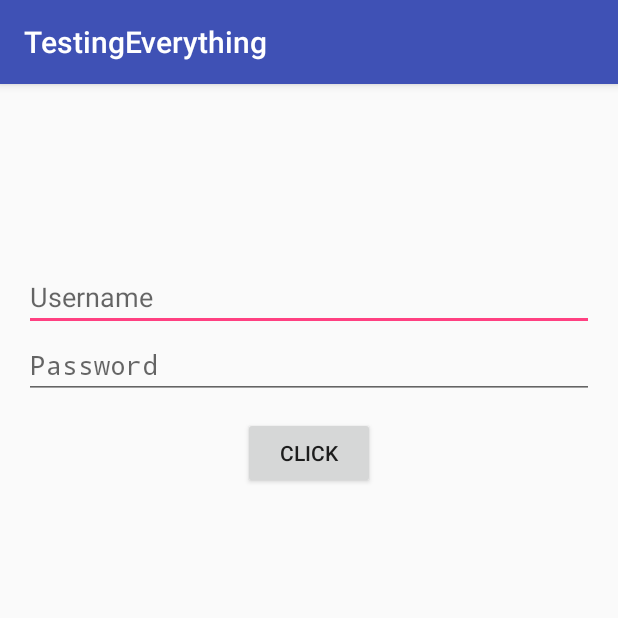
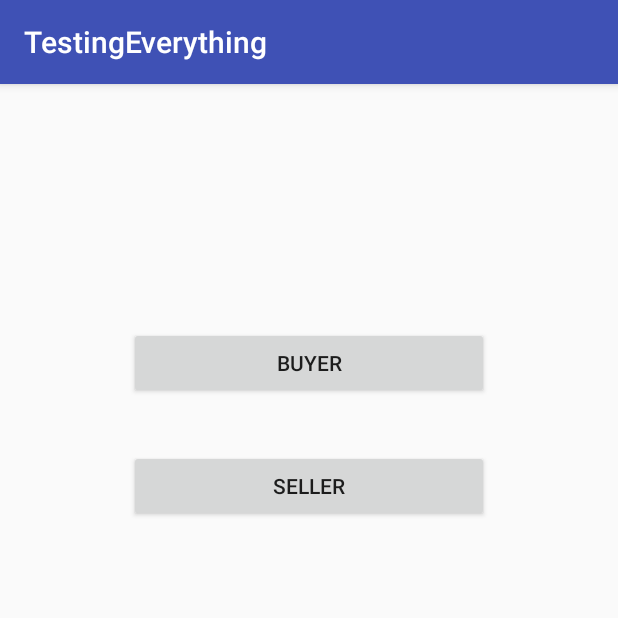
Before and after one commit to elissokolowski/Hackkings, an Android app: the screen it shows after launch (MainActivity before the commit, Splash_Screen after it), on a phone screen of 412 x 824 dp, the top half of it. Run offline under Robolectric (Android 15) with nearby library versions, the phone set to English and light mode, and no system bars.

Commit message:
Added opening buyer / seller screen

```diff
--- a/HackKings3.0/app/build.gradle
+++ b/HackKings3.0/app/build.gradle
@@ -29,4 +29,5 @@ dependencies {
     compile 'com.android.support:support-v4:25.0.1'
     compile 'com.android.support:support-vector-drawable:25.0.1'
     testCompile 'junit:junit:4.12'
+    compile 'com.google.android.gms:play-services-appindexing:8.4.0'
 }
--- a/HackKings3.0/app/src/main/AndroidManifest.xml
+++ b/HackKings3.0/app/src/main/AndroidManifest.xml
@@ -16,7 +16,11 @@
 
                 <category android:name="android.intent.category.LAUNCHER" />
             </intent-filter>
-        </activity>
+        </activity><!-- ATTENTION: This was auto-generated to add Google Play services to your project for
+     App Indexing.  See https://g.co/AppIndexing/AndroidStudio for more information. -->
+        <meta-data
+            android:name="com.google.android.gms.version"
+            android:value="@integer/google_play_services_version" />
     </application>
 
 </manifest>
--- a/HackKings3.0/app/src/main/res/values/strings.xml
+++ b/HackKings3.0/app/src/main/res/values/strings.xml
@@ -1,5 +1,5 @@
 <resources>
-    <string name="app_name">HackKings 3.0</string>
+    <string name="app_name">SmallShop</string>
 
     <!-- Strings related to Settings -->
 
@@ -12,6 +12,8 @@
     </string>
 
     <string name="pref_title_display_name">Display name</string>
+
+    <string name="self_destruct">Display name</string>
     <string name="pref_default_display_name">John Smith</string>
 
     <string name="pref_title_add_friends_to_messages">Add friends to messages</string>
--- a/TestingEverything/app/build.gradle
+++ b/TestingEverything/app/build.gradle
@@ -25,5 +25,6 @@ dependencies {
         exclude group: 'com.android.support', module: 'support-annotations'
     })
     compile 'com.android.support:appcompat-v7:25.0.1'
+    compile 'com.android.support:design:25.0.1'
     testCompile 'junit:junit:4.12'
 }
--- /dev/null
+++ b/TestingEverything/app/src/main/java/com/example/oleh/testingeverything/Splash_Screen.java
@@ -0,0 +1,28 @@
+package com.example.oleh.testingeverything;
+
+import android.content.Intent;
+import android.support.v7.app.AppCompatActivity;
+import android.os.Bundle;
+import android.view.View;
+
+public class Splash_Screen extends AppCompatActivity {
+
+    @Override
+    protected void onCreate(Bundle savedInstanceState) {
+        super.onCreate(savedInstanceState);
+        setContentView(R.layout.activity_splash__screen);
+    }
+
+
+    public void loadClient(View view)
+    {
+        Intent intent = new Intent(this, MainActivity.class);
+        startActivity(intent);
+    }
+
+    public void loadStore(View view)
+    {
+        Intent intent = new Intent(this, Store_Main_Activity.class);
+        startActivity(intent);
+    }
+}
--- /dev/null
+++ b/TestingEverything/app/src/main/res/layout/activity_splash__screen.xml
@@ -0,0 +1,42 @@
+<?xml version="1.0" encoding="utf-8"?>
+<RelativeLayout xmlns:android="http://schemas.android.com/apk/res/android"
+    xmlns:tools="http://schemas.android.com/tools"
+    android:id="@+id/activity_splash__screen"
+    android:layout_width="match_parent"
+    android:layout_height="match_parent"
+    android:paddingBottom="@dimen/activity_vertical_margin"
+    android:paddingLeft="@dimen/activity_horizontal_margin"
+    android:paddingRight="@dimen/activity_horizontal_margin"
+    android:paddingTop="@dimen/activity_vertical_margin"
+    tools:context="com.example.oleh.testingeverything.Splash_Screen">
+
+    <LinearLayout
+        android:orientation="vertical"
+        android:layout_height="match_parent"
+        android:layout_alignParentTop="true"
+        android:layout_centerHorizontal="true"
+        android:layout_width="240dp">
+
+        <Button
+            android:text="Buyer"
+            android:layout_width="match_parent"
+            android:layout_height="wrap_content"
+            android:layout_marginTop="146dp"
+            android:id="@+id/button3"
+            android:onClick="loadClient"
+            android:layout_alignParentTop="true"
+            android:layout_centerHorizontal="true" />
+
+        <Button
+            android:text="Seller"
+            android:layout_width="match_parent"
+            android:layout_height="wrap_content"
+            android:layout_marginTop="34dp"
+            android:id="@+id/button2"
+            android:onClick="loadStore"
+            android:layout_below="@+id/button3"
+            android:layout_alignLeft="@+id/button3"
+            android:layout_alignStart="@+id/button3" />
+    </LinearLayout>
+
+</RelativeLayout>
--- /dev/null
+++ b/TestingEverything/app/src/main/res/values-v21/styles.xml
@@ -0,0 +1,9 @@
+<resources>
+
+    <style name="AppTheme.NoActionBar">
+        <item name="windowActionBar">false</item>
+        <item name="windowNoTitle">true</item>
+        <item name="android:windowDrawsSystemBarBackgrounds">true</item>
+        <item name="android:statusBarColor">@android:color/transparent</item>
+    </style>
+</resources>
--- a/TestingEverything/app/src/main/res/values/dimens.xml
+++ b/TestingEverything/app/src/main/res/values/dimens.xml
@@ -2,4 +2,5 @@
     <!-- Default screen margins, per the Android Design guidelines. -->
     <dimen name="activity_horizontal_margin">16dp</dimen>
     <dimen name="activity_vertical_margin">16dp</dimen>
+    <dimen name="fab_margin">16dp</dimen>
 </resources>
--- a/TestingEverything/app/src/main/res/values/strings.xml
+++ b/TestingEverything/app/src/main/res/values/strings.xml
@@ -1,3 +1,4 @@
 <resources>
     <string name="app_name">TestingEverything</string>
+    <string name="title_activity_store__main_">Store_Main_Activity</string>
 </resources>
--- a/TestingEverything/app/src/main/res/values/styles.xml
+++ b/TestingEverything/app/src/main/res/values/styles.xml
@@ -8,4 +8,13 @@
         <item name="colorAccent">@color/colorAccent</item>
     </style>
 
+    <style name="AppTheme.NoActionBar">
+        <item name="windowActionBar">false</item>
+        <item name="windowNoTitle">true</item>
+    </style>
+
+    <style name="AppTheme.AppBarOverlay" parent="ThemeOverlay.AppCompat.Dark.ActionBar" />
+
+    <style name="AppTheme.PopupOverlay" parent="ThemeOverlay.AppCompat.Light" />
+
 </resources>
```
Also changed, not shown: HackKings3.0/app/src/main/java/com/example/oleh/hackkings30/LoginActivity.java (added, +33 -0 lines), HackKings3.0/app/src/main/res/xml/login.xml (added, +10 -0 lines), TestingEverything/app/src/main/AndroidManifest.xml (+9 -1 lines), TestingEverything/app/src/main/java/com/example/oleh/testingeverything/Store_Main_Activity.java (added, +20 -0 lines), TestingEverything/app/src/main/res/layout/activity_store__main_.xml (added, +26 -0 lines), TestingEverything/app/src/main/res/layout/content_store__main_.xml (added, +16 -0 lines).
